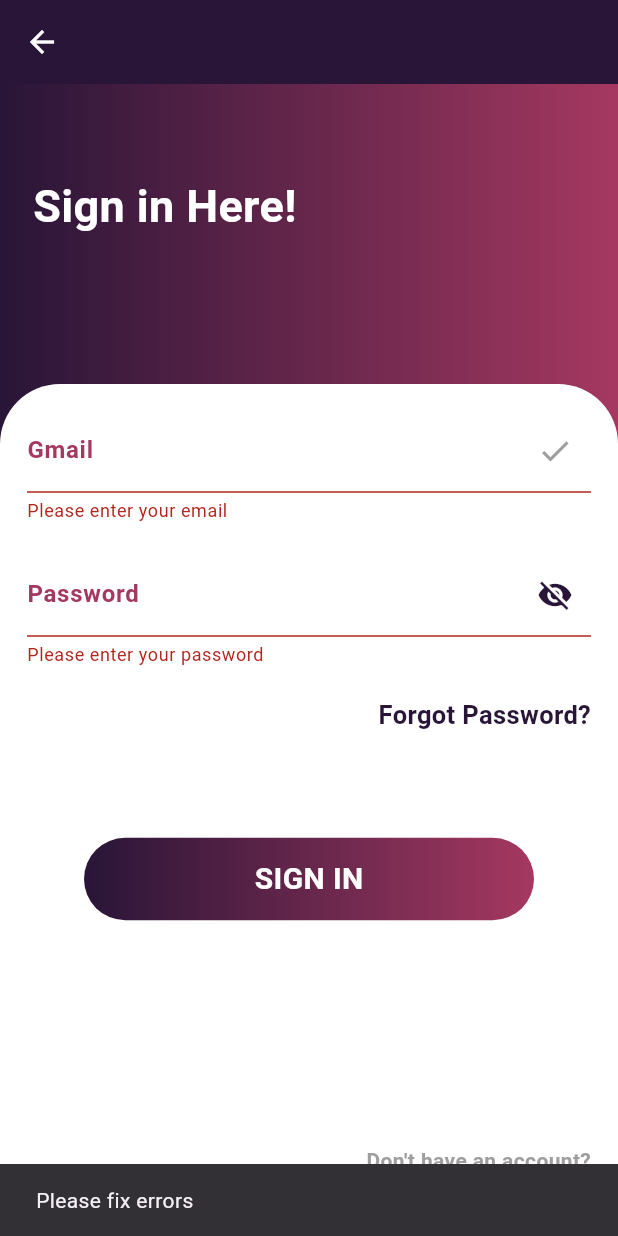
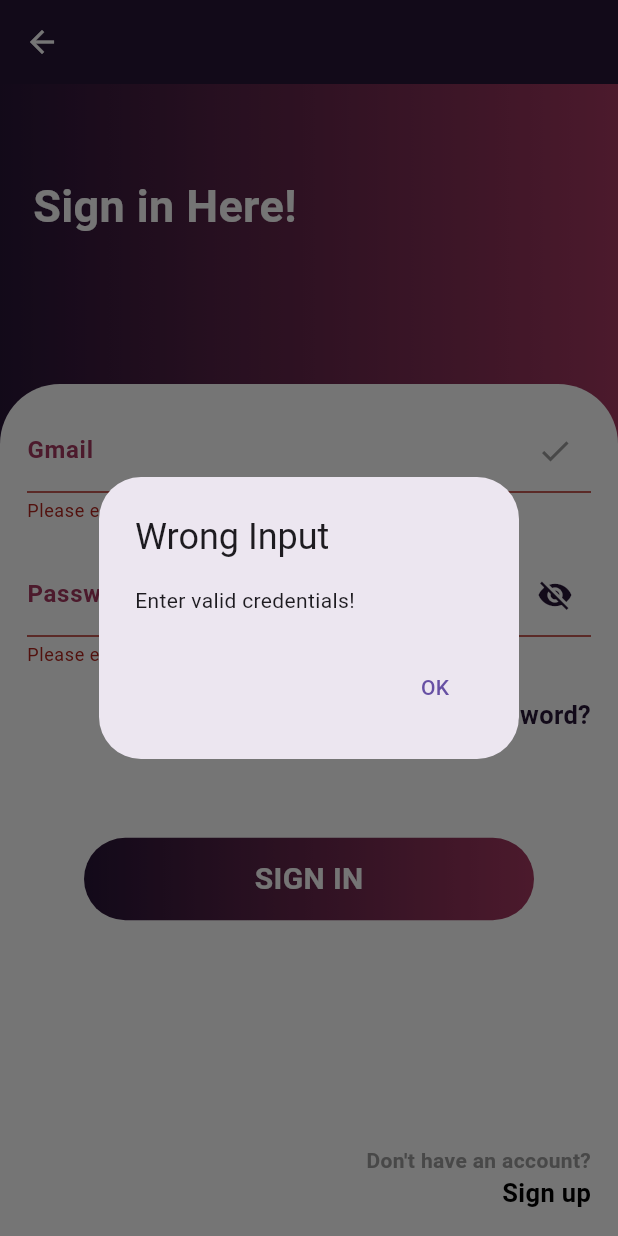
Before and after one commit to nidhii2003/socialbee, a Flutter app: the LoginScreen screen opened directly, after a tap on "SIGN IN", on a phone screen of 412 x 824 dp. Run offline on Flutter 3.47's test engine with Material 3 defaults, Android fonts, the phone set to English and light mode, and no system bars; Roboto replaces fonts that are missing (inter).

Commit message:
Added error dialog for invalid credentials

```diff
--- a/lib/screens/login_screen.dart
+++ b/lib/screens/login_screen.dart
@@ -32,6 +32,27 @@
     setState(() {
       _passwordError = Validator.validatePassword(value);
     });
+  }
+
+  // Function to show a pop-up dialog when there are form errors
+  void _showErrorDialog(String message) {
+    showDialog(
+      context: context,
+      builder: (BuildContext context) {
+        return AlertDialog(
+          title: const Text('Wrong Input'),
+          content: Text(message),
+          actions: <Widget>[
+            TextButton(
+              onPressed: () {
+                Navigator.of(context).pop();
+              },
+              child: const Text('OK'),
+            ),
+          ],
+        );
+      },
+    );
   }
 
   @override
@@ -203,10 +224,8 @@
                               ),
                             );
                           } else {
-                            // If the form is not valid, show error message
-                            ScaffoldMessenger.of(context).showSnackBar(
-                              const SnackBar(content: Text('Please fix errors')),
-                            );
+                            // If the form is not valid, show error dialog
+                            _showErrorDialog('Enter valid credentials!');
                           }
                         },
                         child: Container(
```
